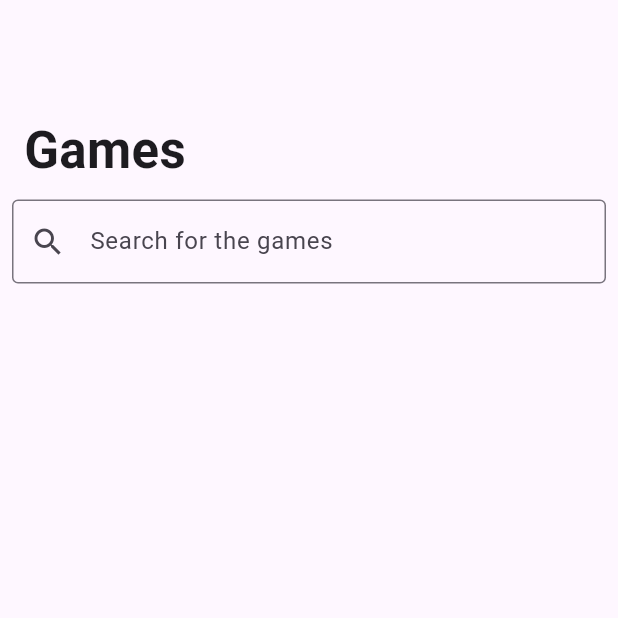
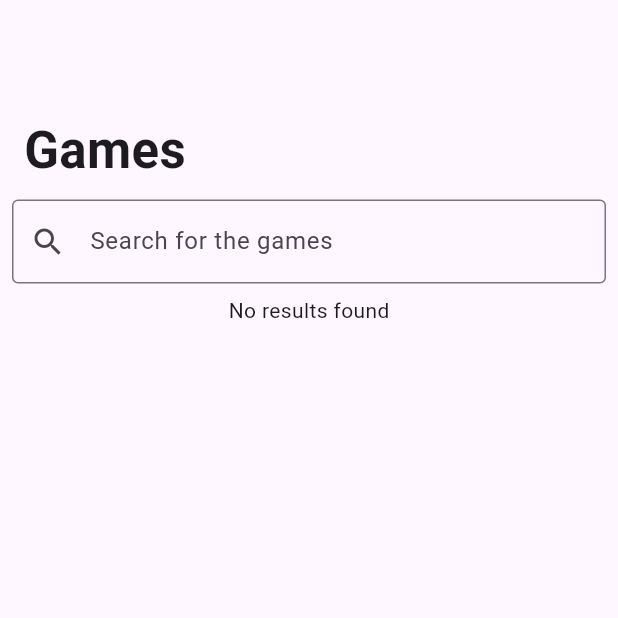
Before and after one commit to iremdir/oyun_katalog, a Flutter app: the screen it shows after launch, on a phone screen of 412 x 824 dp, the top half of it. Run offline on Flutter 3.47's test engine with Material 3 defaults, Android fonts, the phone set to English and light mode, and no system bars; network calls fail.

Commit message:
search update

```diff
--- a/lib/pages/game_page.dart
+++ b/lib/pages/game_page.dart
@@ -15,6 +15,8 @@ class GamePageView extends StatefulWidget {
 class _GamePageViewState extends State<GamePageView> {
 
   List<Game> games = [];
+  List<Game> displayGames = [];
+
 
 
   @override
@@ -42,10 +44,10 @@ class _GamePageViewState extends State<GamePageView> {
 
 
 
-        const Padding(padding: EdgeInsets.all(8),
+         Padding(padding: const EdgeInsets.all(8),
         child: TextField(
-
-          decoration: InputDecoration(
+          onChanged:(value) => updateList(value),
+          decoration: const InputDecoration(
             filled: false,
             fillColor: Color.fromARGB(255, 98, 92, 92),
 
@@ -55,10 +57,12 @@ class _GamePageViewState extends State<GamePageView> {
 
 
         Expanded(
-          child: ListView.builder(
-            itemCount: games.length,
+
+          child: displayGames.isEmpty ? const Text('No results found') :
+          ListView.builder(
+            itemCount: displayGames.length,
             itemBuilder: (context, index) {
-              final game = games[index];
+              final game = displayGames[index];
               final gameName = game.name;
               final metacriticPoint = game.metacriticScore;
               final backgroundImage = game.backgroundImage;
@@ -72,7 +76,8 @@ class _GamePageViewState extends State<GamePageView> {
                     Align(alignment:Alignment.centerLeft, child: Text(metacriticPoint.toString())),
                     Align(alignment: Alignment.centerLeft,child: Text(gameGenre),)
                   ],
-                )
+                ),
+                leading: Image.network(backgroundImage),
 
               );
           },),
@@ -92,7 +97,15 @@ class _GamePageViewState extends State<GamePageView> {
     setState(() {
 
       games = response;
+      displayGames = List.from(games);
    });
+  }
+
+  void updateList(String value){
+    setState(() {
+      displayGames = games.where((element) => element.name.toLowerCase().contains(value.toLowerCase()),).toList();
+    });
+
   }
 
 }
--- a/lib/services/games_api.dart
+++ b/lib/services/games_api.dart
@@ -1,4 +1,4 @@
-import 'package:flutter/material.dart';
+
 import 'package:http/http.dart' as http;
 import 'dart:convert';
 
```
